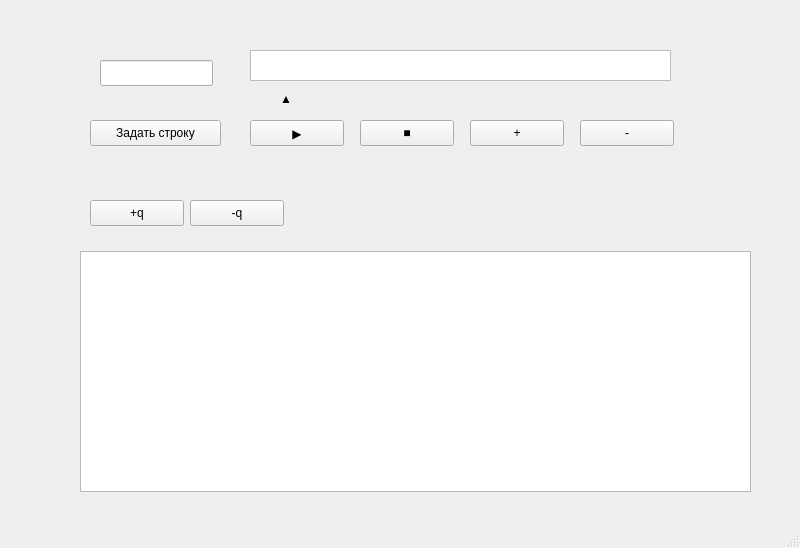
First picture: the form in mainwindow.ui, repository nnn2324/turing_machine, before the edit.
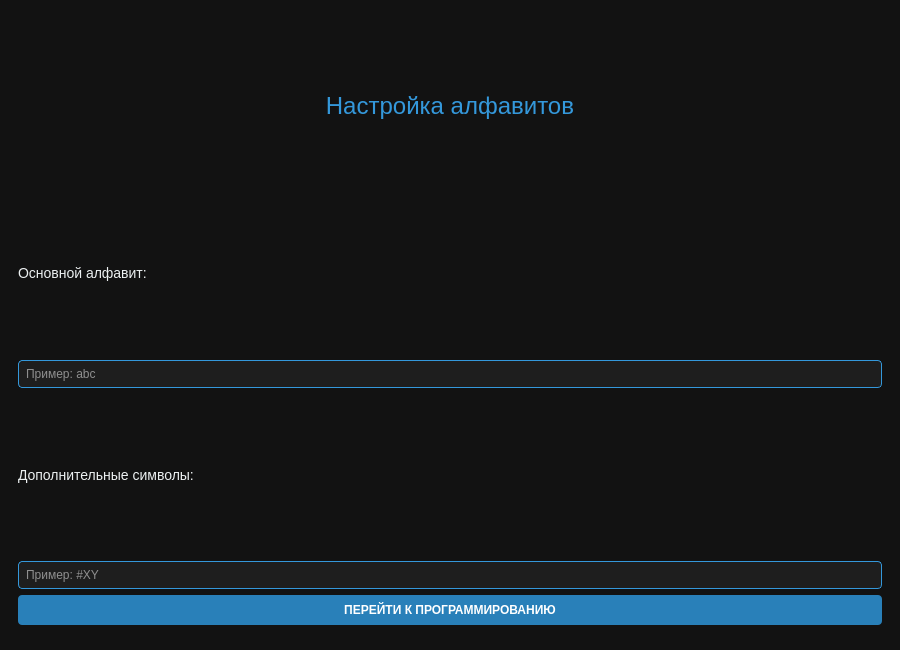
Second picture: the form after the edit. The open tabs and pages were chosen to show the change.

Commit message: Ничего не работает, но теперь красиво и по ТЗ

Patch:
```diff
--- a/mainwindow.ui
+++ b/mainwindow.ui
@@ -6,277 +6,153 @@
    <rect>
     <x>0</x>
     <y>0</y>
-    <width>800</width>
-    <height>548</height>
+    <width>900</width>
+    <height>650</height>
    </rect>
   </property>
   <property name="windowTitle">
-   <string>MainWindow</string>
+   <string>Эмулятор машины Тьюринга</string>
+  </property>
+  <property name="styleSheet">
+   <string notr="true">
+    QMainWindow { background-color: #121212; }
+    QLabel { color: #ecf0f1; font-family: 'Segoe UI'; font-size: 14px; }
+    QLineEdit { 
+        background-color: #1e1e1e; 
+        color: white; 
+        border: 1px solid #3498db; 
+        border-radius: 4px; 
+        padding: 5px; 
+    }
+    QPushButton {
+        background-color: #2980b9;
+        color: white;
+        border-radius: 4px;
+        padding: 8px;
+        font-weight: bold;
+    }
+    QPushButton:hover { background-color: #3498db; }
+    QPushButton:pressed { background-color: #2471a3; }
+    QPushButton#btn_stop { background-color: #c0392b; }
+    QPushButton#btn_reset { background-color: #7f8c8d; }
+    QTableWidget {
+        background-color: #1e1e1e;
+        color: white;
+        gridline-color: #34495e;
+        border: 1px solid #3498db;
+    }
+    QHeaderView::section {
+        background-color: #2c3e50;
+        color: #3498db;
+        padding: 4px;
+        border: 1px solid #121212;
+    }
+   </string>
   </property>
   <widget class="QWidget" name="centralwidget">
-   <widget class="QStackedWidget" name="stackedWidget">
-    <property name="geometry">
-     <rect>
-      <x>30</x>
-      <y>0</y>
-      <width>801</width>
-      <height>541</height>
-     </rect>
-    </property>
-    <widget class="QWidget" name="page">
-     <property name="styleSheet">
-      <string notr="true">/* Увеличиваем шрифт для всех надписей и полей ввода */
-QLabel, QLineEdit, QPushButton {
-    font-size: 16px;
-    font-family: &quot;Segoe UI&quot;, Arial;
-}
-
-QLineEdit {
-    padding: 5px;
-    border: 2px solid #3498db;
-    border-radius: 5px;
-    background: white;
-}
-
-QPushButton#btn_setAlphabets {
-    background-color: #3498db;
-    color: white;
-    font-weight: bold;
-    padding: 10px;
-    border-radius: 8px;
-}
-
-QPushButton#btn_setAlphabets:hover {
-    background-color: #2980b9;
-}</string>
-     </property>
-     <widget class="QLineEdit" name="lineEdit_alphaBase">
-      <property name="geometry">
-       <rect>
-        <x>332</x>
-        <y>75</y>
-        <width>201</width>
-        <height>31</height>
-       </rect>
+   <layout class="QVBoxLayout" name="verticalLayout_main">
+    <item>
+     <widget class="QStackedWidget" name="stackedWidget">
+      <property name="currentIndex">
+       <number>0</number>
       </property>
-     </widget>
-     <widget class="QLineEdit" name="lineEdit_alphaExtra">
-      <property name="geometry">
-       <rect>
-        <x>332</x>
-        <y>130</y>
-        <width>201</width>
-        <height>31</height>
-       </rect>
-      </property>
-     </widget>
-     <widget class="QPushButton" name="btn_setAlphabets">
-      <property name="geometry">
-       <rect>
-        <x>210</x>
-        <y>210</y>
-        <width>201</width>
-        <height>41</height>
-       </rect>
-      </property>
-      <property name="text">
-       <string>Задать алфавиты</string>
-      </property>
-     </widget>
-     <widget class="QLabel" name="label">
-      <property name="geometry">
-       <rect>
-        <x>160</x>
-        <y>80</y>
-        <width>151</width>
-        <height>18</height>
-       </rect>
-      </property>
-      <property name="text">
-       <string>Алфавит строки</string>
-      </property>
-     </widget>
-     <widget class="QLabel" name="label_2">
-      <property name="geometry">
-       <rect>
-        <x>160</x>
-        <y>130</y>
-        <width>131</width>
-        <height>21</height>
-       </rect>
-      </property>
-      <property name="text">
-       <string>Спец. символы</string>
-      </property>
-     </widget>
-    </widget>
-    <widget class="QWidget" name="page_2">
-     <widget class="QLineEdit" name="lineEdit_inputWord">
-      <property name="geometry">
-       <rect>
-        <x>70</x>
-        <y>60</y>
-        <width>113</width>
-        <height>26</height>
-       </rect>
-      </property>
-     </widget>
-     <widget class="QPushButton" name="btn_setString">
-      <property name="geometry">
-       <rect>
-        <x>60</x>
-        <y>120</y>
-        <width>131</width>
-        <height>26</height>
-       </rect>
-      </property>
-      <property name="text">
-       <string>Задать строку</string>
-      </property>
-     </widget>
-     <widget class="QTableWidget" name="tableWidget_program">
-      <property name="geometry">
-       <rect>
-        <x>50</x>
-        <y>251</y>
-        <width>671</width>
-        <height>241</height>
-       </rect>
-      </property>
-     </widget>
-     <widget class="QPushButton" name="btn_start">
-      <property name="geometry">
-       <rect>
-        <x>220</x>
-        <y>120</y>
-        <width>94</width>
-        <height>26</height>
-       </rect>
-      </property>
-      <property name="text">
-       <string>▶</string>
-      </property>
-     </widget>
-     <widget class="QPushButton" name="btn_stop">
-      <property name="geometry">
-       <rect>
-        <x>330</x>
-        <y>120</y>
-        <width>94</width>
-        <height>26</height>
-       </rect>
-      </property>
-      <property name="text">
-       <string>■</string>
-      </property>
-     </widget>
-     <widget class="QPushButton" name="btn_speedUp">
-      <property name="geometry">
-       <rect>
-        <x>440</x>
-        <y>120</y>
-        <width>94</width>
-        <height>26</height>
-       </rect>
-      </property>
-      <property name="text">
-       <string>+</string>
-      </property>
-     </widget>
-     <widget class="QPushButton" name="btn_speedDown">
-      <property name="geometry">
-       <rect>
-        <x>550</x>
-        <y>120</y>
-        <width>94</width>
-        <height>26</height>
-       </rect>
-      </property>
-      <property name="text">
-       <string>-</string>
-      </property>
-     </widget>
-     <widget class="QPushButton" name="btn_addState">
-      <property name="geometry">
-       <rect>
-        <x>60</x>
-        <y>200</y>
-        <width>94</width>
-        <height>26</height>
-       </rect>
-      </property>
-      <property name="text">
-       <string>+q</string>
-      </property>
-     </widget>
-     <widget class="QPushButton" name="btn_removeState">
-      <property name="geometry">
-       <rect>
-        <x>160</x>
-        <y>200</y>
-        <width>94</width>
-        <height>26</height>
-       </rect>
-      </property>
-      <property name="text">
-       <string>-q</string>
-      </property>
-     </widget>
-     <widget class="QLabel" name="label_carriage">
-      <property name="geometry">
-       <rect>
-        <x>250</x>
-        <y>90</y>
-        <width>12</width>
-        <height>18</height>
-       </rect>
-      </property>
-      <property name="text">
-       <string>▲</string>
-      </property>
-     </widget>
-     <widget class="QTableWidget" name="tableWidget_tape_2">
-      <property name="geometry">
-       <rect>
-        <x>220</x>
-        <y>50</y>
-        <width>421</width>
-        <height>31</height>
-       </rect>
-      </property>
-      <property name="styleSheet">
-       <string notr="true">QTableWidget {
-    gridline-color: #d1d1d1;
-    background-color: #ffffff;
-    alternate-background-color: #f7f7f7; /* Полоски через одну */
-    selection-background-color: #a0d4ff; /* Цвет подсветки состояния */
-    selection-color: black;
-    border: 1px solid #bcbcbc;
-    font-size: 14px;
-}
+      
+      <widget class="QWidget" name="page_setup">
+       <layout class="QVBoxLayout" name="verticalLayout_2">
+        <item>
+         <spacer name="verticalSpacer_3">
+          <property name="orientation"><enum>Qt::Vertical</enum></property>
+         </spacer>
+        </item>
+        <item>
+         <widget class="QLabel" name="label_title">
+          <property name="text"><string>Настройка алфавитов</string></property>
+          <property name="alignment"><set>Qt::AlignCenter</set></property>
+          <property name="styleSheet"><string>font-size: 24px; color: #3498db;</string></property>
+         </widget>
+        </item>
+        <item>
+         <widget class="QLabel" name="label_base"><property name="text"><string>Основной алфавит:</string></property></widget>
+        </item>
+        <item>
+         <widget class="QLineEdit" name="lineEdit_alphaBase"><property name="placeholderText"><string>Пример: abc</string></property></widget>
+        </item>
+        <item>
+         <widget class="QLabel" name="label_extra"><property name="text"><string>Дополнительные символы:</string></property></widget>
+        </item>
+        <item>
+         <widget class="QLineEdit" name="lineEdit_alphaExtra"><property name="placeholderText"><string>Пример: #XY</string></property></widget>
+        </item>
+        <item>
+         <widget class="QPushButton" name="btn_setAlphabets">
+          <property name="text"><string>ПЕРЕЙТИ К ПРОГРАММИРОВАНИЮ</string></property>
+         </widget>
+        </item>
+        <item>
+         <spacer name="verticalSpacer_4">
+          <property name="orientation"><enum>Qt::Vertical</enum></property>
+         </spacer>
+        </item>
+       </layout>
+      </widget>
 
-QHeaderView::section {
-    background-color: #e1e1e1;
-    padding: 4px;
-    border: 1px solid #bcbcbc;
-    font-weight: bold;
-}</string>
-      </property>
+      <widget class="QWidget" name="page_emulator">
+       <layout class="QVBoxLayout" name="verticalLayout_3">
+        <item>
+         <layout class="QHBoxLayout" name="layout_tape_container">
+          <item>
+           <widget class="QTableWidget" name="tableWidget_tape_2">
+            <property name="minimumSize"><size><width>0</width><height>60</height></size></property>
+            <property name="maximumSize"><size><width>16777215</width><height>60</height></size></property>
+            <property name="verticalScrollBarPolicy"><enum>Qt::ScrollBarAlwaysOff</enum></property>
+            <property name="horizontalScrollBarPolicy"><enum>Qt::ScrollBarAlwaysOff</enum></property>
+           </widget>
+          </item>
+         </layout>
+        </item>
+        <item>
+         <widget class="QLabel" name="label_carriage">
+          <property name="text"><string>▲</string></property>
+          <property name="alignment"><set>Qt::AlignCenter</set></property>
+          <property name="styleSheet"><string>color: #e74c3c; font-size: 20px;</string></property>
+         </widget>
+        </item>
+        <item>
+         <layout class="QHBoxLayout" name="layout_input">
+          <item><widget class="QLineEdit" name="lineEdit_inputWord"><property name="placeholderText"><string>Введите входное слово...</string></property></widget></item>
+          <item><widget class="QPushButton" name="btn_setString"><property name="text"><string>Задать строку</string></property></widget></item>
+         </layout>
+        </item>
+        <item>
+         <widget class="QTableWidget" name="tableWidget_program">
+          <property name="editTriggers"><enum>QAbstractItemView::AllEditTriggers</enum></property>
+         </widget>
+        </item>
+        <item>
+         <layout class="QHBoxLayout" name="layout_controls">
+          <item><widget class="QPushButton" name="btn_start"><property name="text"><string>▶ ПУСК</string></property></widget></item>
+          <item><widget class="QPushButton" name="btn_step"><property name="text"><string>⏭ ШАГ</string></property></widget></item>
+          <item><widget class="QPushButton" name="btn_stop"><property name="text"><string>◼ СТОП</string></property></widget></item>
+          <item><widget class="QPushButton" name="btn_reset"><property name="text"><string>↺ СБРОС</string></property></widget></item>
+         </layout>
+        </item>
+        <item>
+         <layout class="QHBoxLayout" name="layout_speed">
+          <item><widget class="QLabel" name="lbl_speed"><property name="text"><string>Скорость:</string></property></widget></item>
+          <item><widget class="QPushButton" name="btn_speedDown"><property name="text"><string>-</string></property></widget></item>
+          <item><widget class="QPushButton" name="btn_speedUp"><property name="text"><string>+</string></property></widget></item>
+          <item><spacer name="horizontalSpacer"><property name="orientation"><enum>Qt::Horizontal</enum></property></spacer></item>
+          <item><widget class="QPushButton" name="btn_addState"><property name="text"><string>+ Состояние</string></property></widget></item>
+          <item><widget class="QPushButton" name="btn_removeState"><property name="text"><string>- Состояние</string></property></widget></item>
+          <item><widget class="QPushButton" name="btn_setAlphabets_back"><property name="text"><string>Изменить алфавиты</string></property></widget></item>
+         </layout>
+        </item>
+       </layout>
+      </widget>
      </widget>
-    </widget>
-   </widget>
+    </item>
+   </layout>
   </widget>
-  <widget class="QMenuBar" name="menubar">
-   <property name="geometry">
-    <rect>
-     <x>0</x>
-     <y>0</y>
-     <width>800</width>
-     <height>23</height>
-    </rect>
-   </property>
-  </widget>
-  <widget class="QStatusBar" name="statusbar"/>
  </widget>
  <resources/>
  <connections/>
```
The commit also changes 2 other files.
